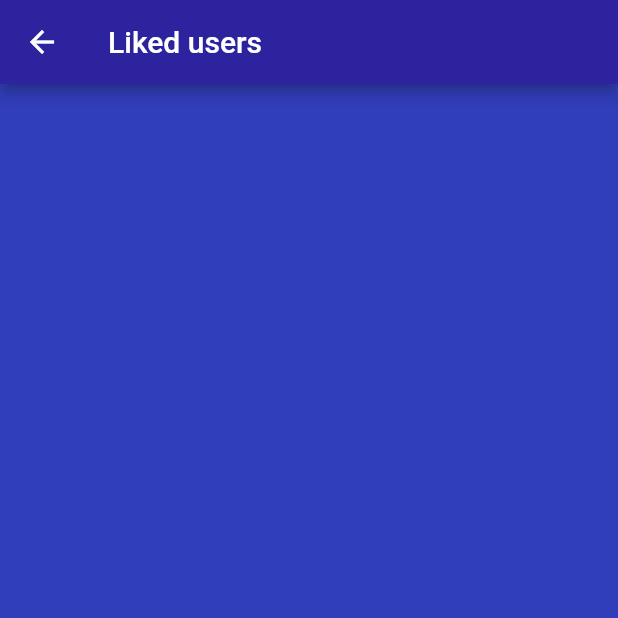
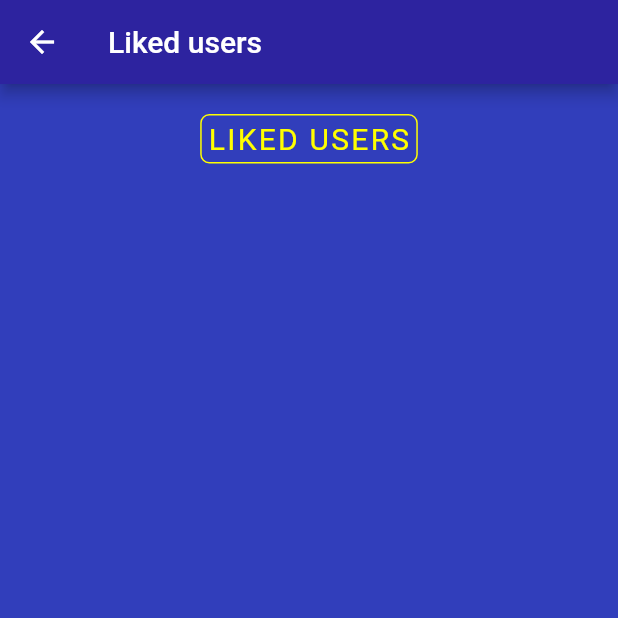
Before and after one commit to MasterKiller1239/Flutter-git-app, a Flutter app: the LikedUsersWidget screen opened directly, on a phone screen of 412 x 824 dp, the top half of it. Run offline on Flutter 3.47's test engine with Material 2 defaults, Android fonts, the light colour scheme and no system bars; our stand-ins replace connectivity; network calls fail.

Commit message:
Liked users locally implemented

```diff
--- a/gitapp/lib/liked_users/liked_users_list_widget.dart
+++ b/gitapp/lib/liked_users/liked_users_list_widget.dart
@@ -1,9 +1,52 @@
 import 'package:flutter/cupertino.dart';
+import 'package:flutter/material.dart';
+import 'package:gitapp/constants/constants.dart';
+import 'package:gitapp/liked_users/liked_user_widget.dart';
+
+import 'liked_users_model.dart';
 
 class LikedUsersListWidget extends StatefulWidget {
+  LikedUsersListWidget({required this.listLikedUsers});
+  final List<LikedUser> listLikedUsers;
+
   @override
-  State<StatefulWidget> createState() {
-    // TODO: implement createState
-    throw UnimplementedError();
+  _LikedUsersListWidgetState createState() => _LikedUsersListWidgetState();
+}
+
+class _LikedUsersListWidgetState extends State<LikedUsersListWidget> {
+  @override
+  Widget build(BuildContext context) {
+    return Column(
+        mainAxisAlignment: MainAxisAlignment.center,
+        crossAxisAlignment: CrossAxisAlignment.center,
+        children: <Widget>[
+          Container(
+            padding: EdgeInsets.all(4.0),
+            child: Text(
+              'LIKED USERS',
+              style: TextStyle(
+                fontSize: 20.0,
+                color: yyellow,
+                letterSpacing: 1.5,
+              ),
+            ),
+            decoration: BoxDecoration(
+              borderRadius: BorderRadius.circular(6.0),
+              border: Border.all(width: 1.0, color: yyellow),
+            ),
+          ),
+          SizedBox(height: 15.0),
+          Container(
+            height: 400.0,
+            width: 300.0,
+            child: ListView.builder(
+              //controller: scrollController,
+              padding: EdgeInsets.all(8.0),
+              itemBuilder: (context, index) =>
+                  LikedUserWidget(likedUser: widget.listLikedUsers[index]),
+              itemCount: widget.listLikedUsers.length,
+            ),
+          ),
+        ]);
   }
 }
--- a/gitapp/lib/liked_users/liked_users_presenter.dart
+++ b/gitapp/lib/liked_users/liked_users_presenter.dart
@@ -3,11 +3,12 @@ import 'liked_users_model.dart';
 class LikedUsersPresenter {
   LikedUsersPresenter();
   static final LikedUsersPresenter likedUsersPresenter =
-  new LikedUsersPresenter();
+      new LikedUsersPresenter();
 
   final List<LikedUser> listLikedUsers = <LikedUser>[];
 
-  Future<void> addLikedUser(LikedUser likedUser) async {
+  Future<void> addLikedUser(int id, String name, String url) async {
+    LikedUser likedUser = LikedUser(id: id, name: name, url: url);
     listLikedUsers.add(likedUser);
   }
 
--- a/gitapp/lib/liked_users/liked_users_view.dart
+++ b/gitapp/lib/liked_users/liked_users_view.dart
@@ -1,5 +1,6 @@
 import 'package:flutter/cupertino.dart';
 import 'package:flutter/material.dart';
+import 'package:gitapp/constants/no_network_widget.dart';
 import 'package:gitapp/liked_users/liked_users_list_widget.dart';
 import 'package:gitapp/users_list/connection_presenter.dart';
 import 'liked_users_model.dart';
@@ -31,39 +32,39 @@ class _LikedUsersWidgetState extends State<LikedUsersWidget> {
       appBar: AppBar(
         title: Text("Liked users"),
       ),
-      //body:
-      // SingleChildScrollView(
-      //   child: FutureBuilder(
-      //     future: Future.wait(
-      //     [checkConnection(), likedUsersList()]),
-      //     builder: (BuildContext context, AsyncSnapshot<dynamic> snapshot) {
-      //       if (snapshot.hasData) {
-      //         return Column(children: [
-      //           SizedBox(height: 20.0),
-      //           LikedUsersListWidget(
-      //               //username: snapshot.data[0].username,
-      //               //avatarUrl: snapshot.data[0].avatarUrl),
-      //           )]);
-      //       } else if (snapshot.hasError) {
-      //         return Container(
-      //             height: 120.0,
-      //             child: Column(
-      //                 mainAxisAlignment: MainAxisAlignment.center,
-      //                 crossAxisAlignment: CrossAxisAlignment.center,
-      //                 children: [
-      //                   SizedBox(height: 40.0),
-      //                   Center(child: Text('Failed to fetch liked users.')),
-      //                   Center(
-      //                       child: IconButton(
-      //                           icon: Icon(Icons.wifi_protected_setup),
-      //                           onPressed: () => setState(() {})))
-      //                 ]));
-      //       } else {
-      //         return ProgressIndicatorWidget();
-      //       }
-      //     },
-      //   ),
-      // ),
+      body: SingleChildScrollView(
+        child: FutureBuilder(
+          future: Future.wait([checkConnection(), likedUsersList()]),
+          builder: (BuildContext context, AsyncSnapshot<dynamic> snapshot) {
+            if (connectionStatus == false) {
+              return NoNetworkWidget();
+            } else if (snapshot.hasData) {
+              return Column(children: [
+                SizedBox(height: 20.0),
+                Center(
+                    child:
+                        LikedUsersListWidget(listLikedUsers: snapshot.data[1]))
+              ]);
+            } else if (snapshot.hasError) {
+              return Container(
+                  height: 120.0,
+                  child: Column(
+                      mainAxisAlignment: MainAxisAlignment.center,
+                      crossAxisAlignment: CrossAxisAlignment.center,
+                      children: [
+                        SizedBox(height: 40.0),
+                        Center(child: Text('Failed to fetch liked users.')),
+                        Center(
+                            child: IconButton(
+                                icon: Icon(Icons.wifi_protected_setup),
+                                onPressed: () => setState(() {})))
+                      ]));
+            } else {
+              return ProgressIndicatorWidget();
+            }
+          },
+        ),
+      ),
     );
   }
 }
```
Also changed, not shown: gitapp/lib/liked_users/liked_user_widget.dart (+53 -4 lines), gitapp/lib/liked_users/liked_users_home_widget.dart (added, +32 -0 lines), gitapp/lib/user_details/user_details_view.dart (+11 -4 lines), gitapp/lib/user_details/user_details_view_snapshot_has_data_widget.dart (+5 -11 lines), gitapp/lib/users_list/home_page_view.dart (+10 -3 lines), gitapp/lib/users_list/liked_users_home_widget.dart (deleted, +0 -31 lines), gitapp/lib/users_list/user_card_widget.dart (+9 -2 lines), gitapp/lib/constants/no_network_widget.dart (line endings or trailing spaces), gitapp/lib/constants/progress_indicator_widget.dart (line endings or trailing spaces), gitapp/lib/liked_users/liked_users_model.dart (line endings or trailing spaces).
